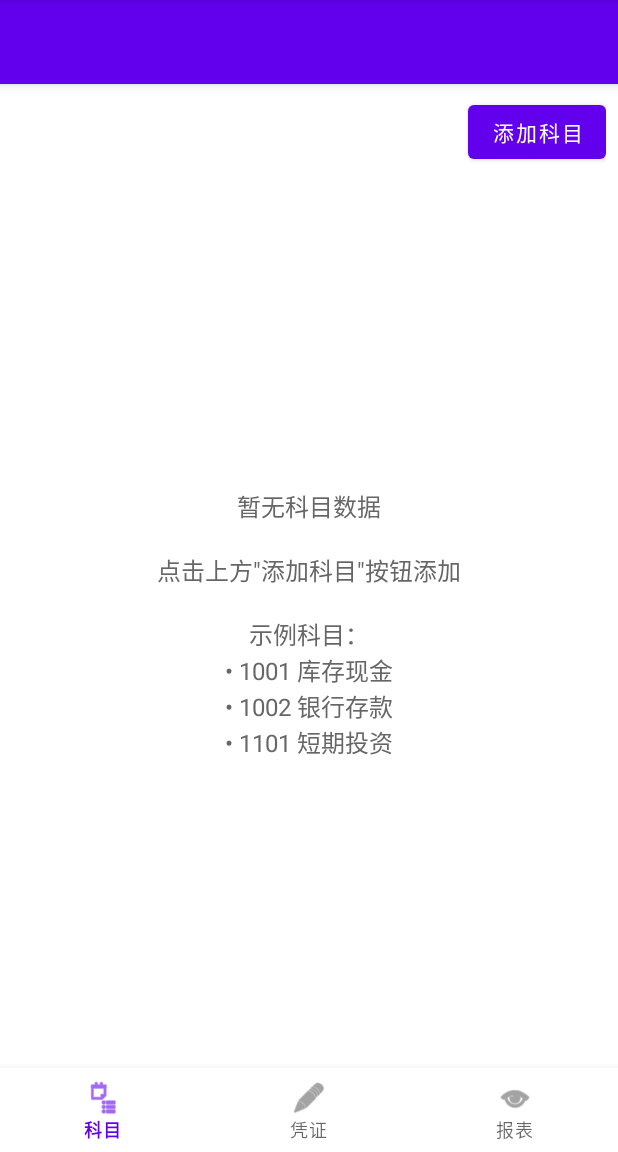
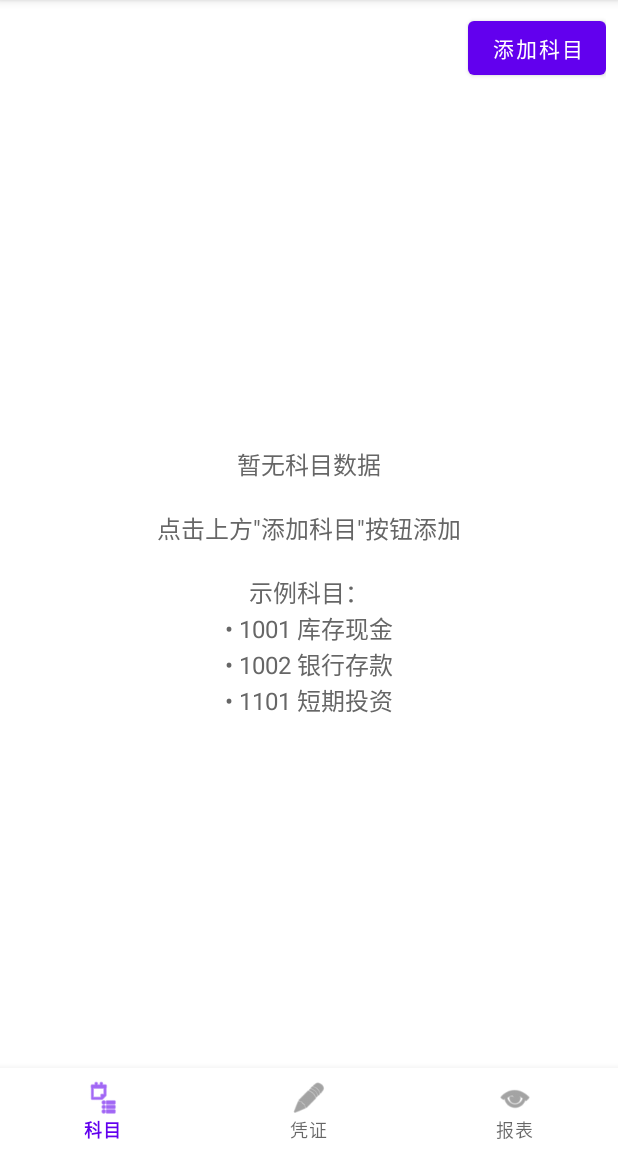
Before and after one commit to zmjhdfw/accounting-management-system, an Android app: the MainActivity screen opened directly, with no data from a screen before it, on a phone screen of 412 x 824 dp, the part 84-1236 px from its top. Run offline under Robolectric (Android 15) with nearby library versions, the phone set to English and light mode, and no system bars; 1 statement that could not run was skipped.

Commit message:
fix: 移除Toolbar修复闪退问题
- 移除MainActivity中的Toolbar

- 简化布局结构

🤖 Generated with CodeArts Agent

```diff
--- a/accounting_system_android/app/src/main/java/com/example/accounting/ui/MainActivity.java
+++ b/accounting_system_android/app/src/main/java/com/example/accounting/ui/MainActivity.java
@@ -6,7 +6,6 @@ import android.view.Menu;
 import android.view.MenuItem;
 import android.widget.Toast;
 import androidx.appcompat.app.AppCompatActivity;
-import androidx.appcompat.widget.Toolbar;
 import androidx.fragment.app.Fragment;
 import com.google.android.material.bottomnavigation.BottomNavigationView;
 import com.example.accounting.R;
@@ -27,15 +26,6 @@ public class MainActivity extends AppCompatActivity {
 
         userManager = new UserManager(this);
         currentUsername = getIntent().getStringExtra("username");
-
-        // 设置Toolbar
-        Toolbar toolbar = findViewById(R.id.toolbar);
-        if (toolbar != null) {
-            setSupportActionBar(toolbar);
-            if (getSupportActionBar() != null) {
-                getSupportActionBar().setTitle("会计管理系统");
-            }
-        }
 
         BottomNavigationView bottomNav = findViewById(R.id.bottom_navigation);
         bottomNav.setOnItemSelectedListener(item -> {
--- a/accounting_system_android/app/src/main/res/layout/activity_main.xml
+++ b/accounting_system_android/app/src/main/res/layout/activity_main.xml
@@ -5,13 +5,6 @@
     android:layout_width="match_parent"
     android:layout_height="match_parent"
     android:orientation="vertical">
-
-    <androidx.appcompat.widget.Toolbar
-        android:id="@+id/toolbar"
-        android:layout_width="match_parent"
-        android:layout_height="?attr/actionBarSize"
-        android:background="?attr/colorPrimary"
-        android:elevation="4dp"/>
 
     <FrameLayout
         android:id="@+id/fragment_container"
```
